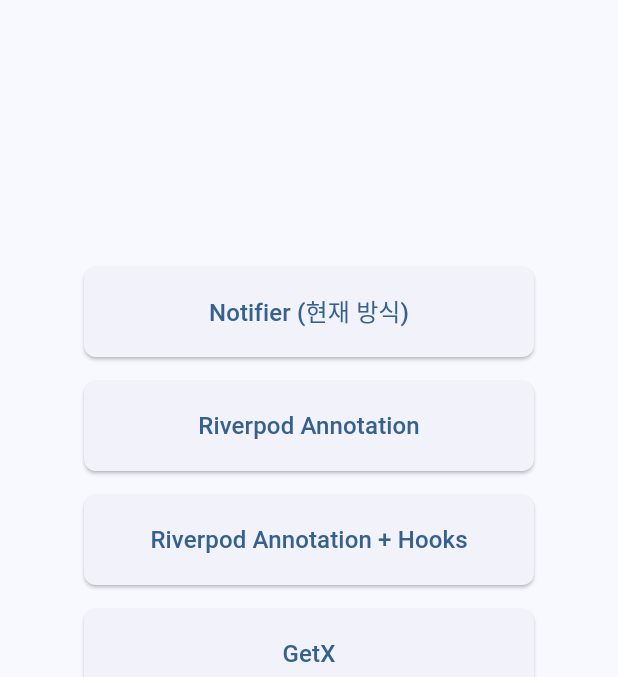
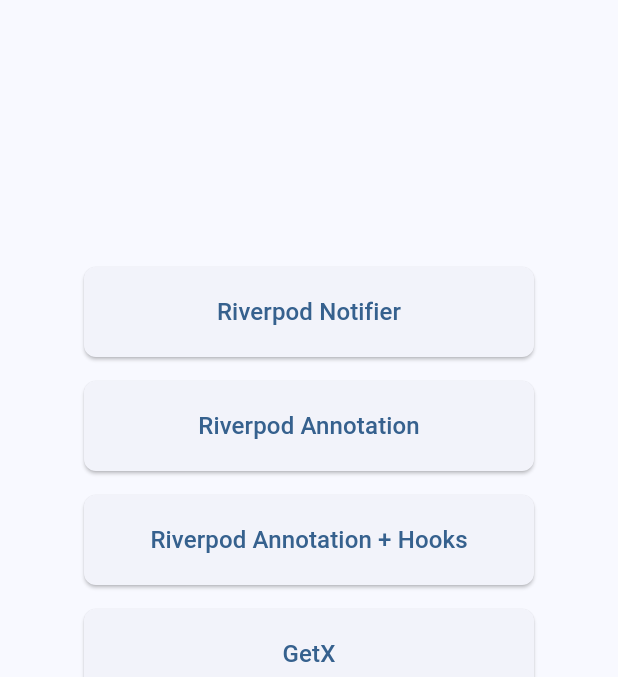
Before and after one commit to truelightn/state_managment_list_test, a Flutter app: the screen it shows after launch, on a phone screen of 412 x 824 dp, the part 63-740 px from its top. Run offline on Flutter 3.47's test engine with Material 3 defaults, Android fonts, the phone set to English and light mode, and no system bars; our stand-ins replace flutter_bloc, flutter_hooks, flutter_riverpod, freezed_annotation, get, hooks_riverpod and 1 more; generated files the repository leaves out were written again.

Commit message:
홈 이름 변경

```diff
--- a/lib/screens/home_screen.dart
+++ b/lib/screens/home_screen.dart
@@ -21,7 +21,7 @@
           children: [
             _buildButton(
               context,
-              'Notifier (현재 방식)',
+              'Riverpod Notifier',
               () => Navigator.push(
                 context,
                 MaterialPageRoute(
```
